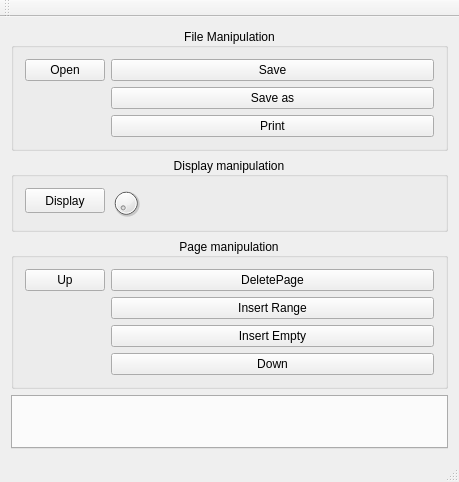
Above: pdfgui.ui from caronnee/pdfeditor before the change. Below: the same form after it.
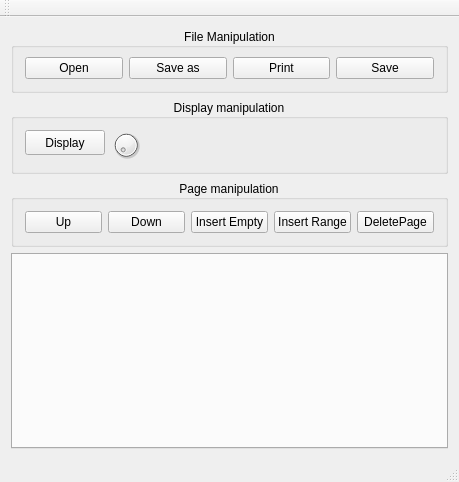
That is the form after the change. Custom widgets are drawn as their Qt base class.

```diff
--- a/pdfgui.ui
+++ b/pdfgui.ui
@@ -32,35 +32,38 @@
       <property name="alignment">
        <set>Qt::AlignCenter</set>
       </property>
-      <layout class="QFormLayout" name="formLayout_2">
-       <item row="0" column="0">
+      <layout class="QHBoxLayout" name="horizontalLayout">
+       <property name="topMargin">
+        <number>9</number>
+       </property>
+       <item>
         <widget class="QPushButton" name="openFile">
          <property name="text">
           <string>Open</string>
          </property>
         </widget>
        </item>
-       <item row="0" column="1">
-        <widget class="QPushButton" name="saveButton">
-         <property name="text">
-          <string>Save</string>
-         </property>
-        </widget>
-       </item>
-       <item row="2" column="1">
-        <widget class="QPushButton" name="printButton">
-         <property name="text">
-          <string>Print</string>
-         </property>
-        </widget>
-       </item>
-       <item row="1" column="1">
+       <item>
         <widget class="QPushButton" name="SaveAs">
          <property name="text">
           <string>Save as</string>
          </property>
         </widget>
        </item>
+       <item>
+        <widget class="QPushButton" name="printButton">
+         <property name="text">
+          <string>Print</string>
+         </property>
+        </widget>
+       </item>
+       <item>
+        <widget class="QPushButton" name="saveButton">
+         <property name="text">
+          <string>Save</string>
+         </property>
+        </widget>
+       </item>
       </layout>
      </widget>
     </item>
@@ -73,6 +76,9 @@
        <set>Qt::AlignCenter</set>
       </property>
       <layout class="QFormLayout" name="formLayout">
+       <property name="fieldGrowthPolicy">
+        <enum>QFormLayout::AllNonFixedFieldsGrow</enum>
+       </property>
        <item row="0" column="0">
         <widget class="QPushButton" name="display">
          <property name="sizePolicy">
@@ -109,9 +115,6 @@
          <property name="singleStep">
           <number>1</number>
          </property>
-         <property name="value">
-          <number>0</number>
-         </property>
         </widget>
        </item>
       </layout>
@@ -128,42 +131,42 @@
       <property name="alignment">
        <set>Qt::AlignCenter</set>
       </property>
-      <layout class="QFormLayout" name="formLayout_3">
-       <item row="0" column="0">
+      <layout class="QHBoxLayout" name="horizontalLayout_2">
+       <item>
         <widget class="QPushButton" name="pageUp">
          <property name="text">
           <string>Up</string>
          </property>
         </widget>
        </item>
-       <item row="0" column="1">
-        <widget class="QPushButton" name="deletePage">
-         <property name="text">
-          <string>DeletePage</string>
-         </property>
-        </widget>
-       </item>
-       <item row="1" column="1">
-        <widget class="QPushButton" name="insertRange">
-         <property name="text">
-          <string>Insert Range</string>
-         </property>
-        </widget>
-       </item>
-       <item row="2" column="1">
-        <widget class="QPushButton" name="insertEmpty">
-         <property name="text">
-          <string>Insert Empty</string>
-         </property>
-        </widget>
-       </item>
-       <item row="3" column="1">
+       <item>
         <widget class="QPushButton" name="pageDown">
          <property name="text">
           <string>Down</string>
          </property>
         </widget>
        </item>
+       <item>
+        <widget class="QPushButton" name="insertEmpty">
+         <property name="text">
+          <string>Insert Empty</string>
+         </property>
+        </widget>
+       </item>
+       <item>
+        <widget class="QPushButton" name="insertRange">
+         <property name="text">
+          <string>Insert Range</string>
+         </property>
+        </widget>
+       </item>
+       <item>
+        <widget class="QPushButton" name="deletePage">
+         <property name="text">
+          <string>DeletePage</string>
+         </property>
+        </widget>
+       </item>
       </layout>
      </widget>
     </item>
```
Left out of the diff: 18 changed lines with no effect on the pictures.
